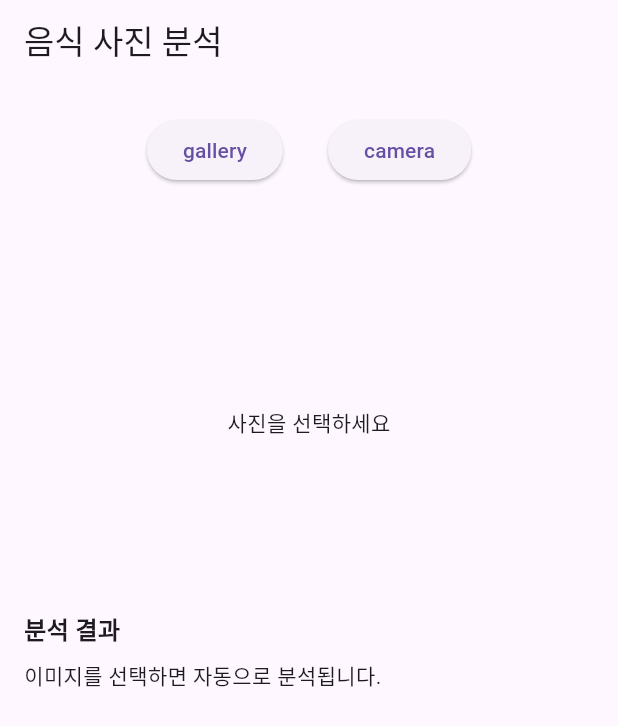
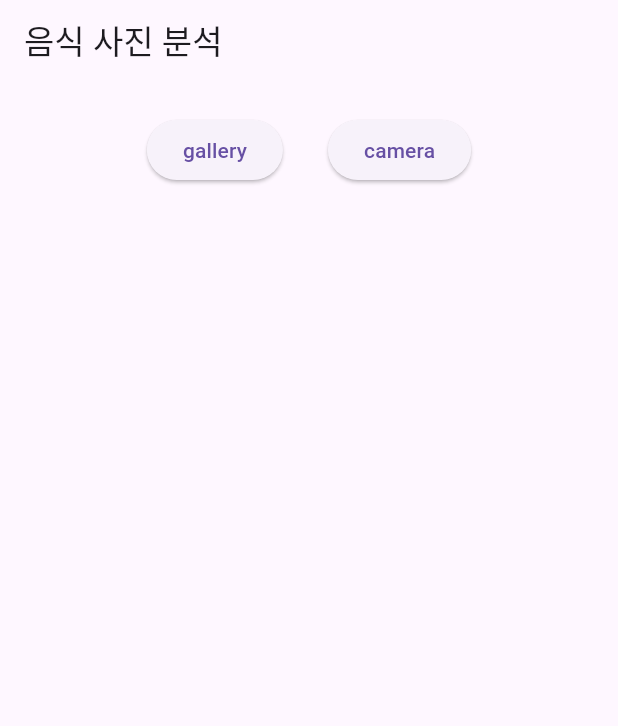
Before and after one commit to kdobi/CAL, a Flutter app: the screen it shows after launch, on a phone screen of 412 x 824 dp. Shown: the top 726 px of the screen. Run offline on Flutter 3.47's test engine with Material 3 defaults, Android fonts, the phone set to English and light mode, and no system bars; our stand-ins replace firebase_ai, firebase_auth, firebase_core, image_picker; accounts and stored records are empty.

Commit message:
feat : 사진 찍는 기능 / 분석 결과  페이지 분리

```diff
--- a/lib/main.dart
+++ b/lib/main.dart
@@ -31,9 +31,7 @@ Future<void> main() async {
   WidgetsFlutterBinding.ensureInitialized();
 
   // Firebase 초기화 / 반드시 메인에서 할 것
-  await Firebase.initializeApp(
-    options: DefaultFirebaseOptions.currentPlatform,
-  );
+  await Firebase.initializeApp(options: DefaultFirebaseOptions.currentPlatform);
 
   // 익명 로그인 (Firebase AI Logic 사용에 필요)
   // await FirebaseAuth.instance.signInAnonymously();
--- a/lib/take_picture.dart
+++ b/lib/take_picture.dart
@@ -1,5 +1,6 @@
 import 'dart:io';
 import 'dart:typed_data';
+import 'package:calorie_calculation/kcal.dart';
 
 import 'package:flutter/material.dart';
 import 'package:image_picker/image_picker.dart';
@@ -72,6 +73,11 @@ class _TakePictureState extends State<TakePicture> {
       if (!mounted) return; // 사용자가 화면을 나갔을 때 크래시 방지
       setState(() {
         _analysisResult = result;
+
+        Navigator.push(
+          context,
+          MaterialPageRoute(builder: (_) => Kcal(analysisResult : result, imagePath : _image!.path)),
+        );
       });
     } catch (e) {
       if (!mounted) return;
@@ -139,45 +145,7 @@ class _TakePictureState extends State<TakePicture> {
 
           const SizedBox(height: 16),
 
-          // ✅ 결과 표시 영역
-          Expanded(
-            child: SingleChildScrollView(
-              // expand와 세트, 세로 최대 영역 차지
-              padding: const EdgeInsets.all(16),
-              child: Column(
-                crossAxisAlignment: CrossAxisAlignment.start,
-                children: [
-                  if (_image != null)
-                    Center(
-                      child: ClipRRect(
-                        // 모서리 둥글게
-                        borderRadius: BorderRadius.circular(12),
-                        child: Image.file(
-                          File(_image!.path),
-                          height: 220,
-                          fit: BoxFit.cover,
-                        ),
-                      ),
-                    )
-                  else
-                    const Center(
-                      child: SizedBox(
-                        height: 220,
-                        child: Center(child: Text('사진을 선택하세요')),
-                      ),
-                    ),
 
-                  const SizedBox(height: 16),
-                  const Text(
-                    '분석 결과',
-                    style: TextStyle(fontSize: 16, fontWeight: FontWeight.bold),
-                  ),
-                  const SizedBox(height: 8),
-                  Text(_analysisResult, style: const TextStyle(fontSize: 14)),
-                ],
-              ),
-            ),
-          ),
         ],
       ),
     );
```
Also changed, not shown: lib/kcal.dart (+35 -0 lines), 1 other file.
